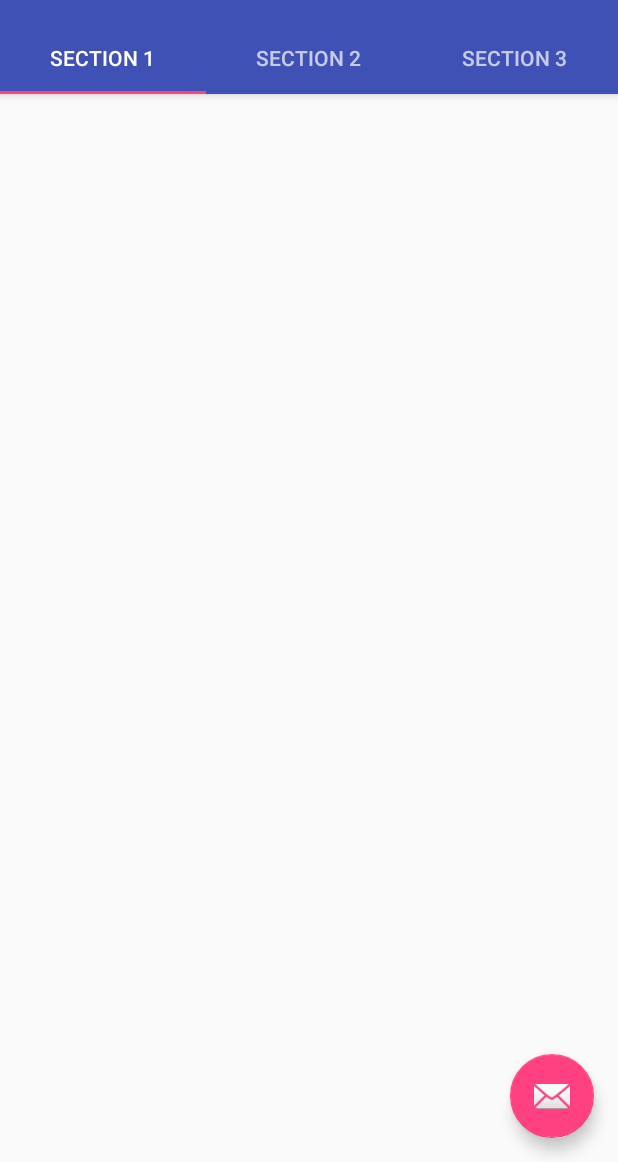
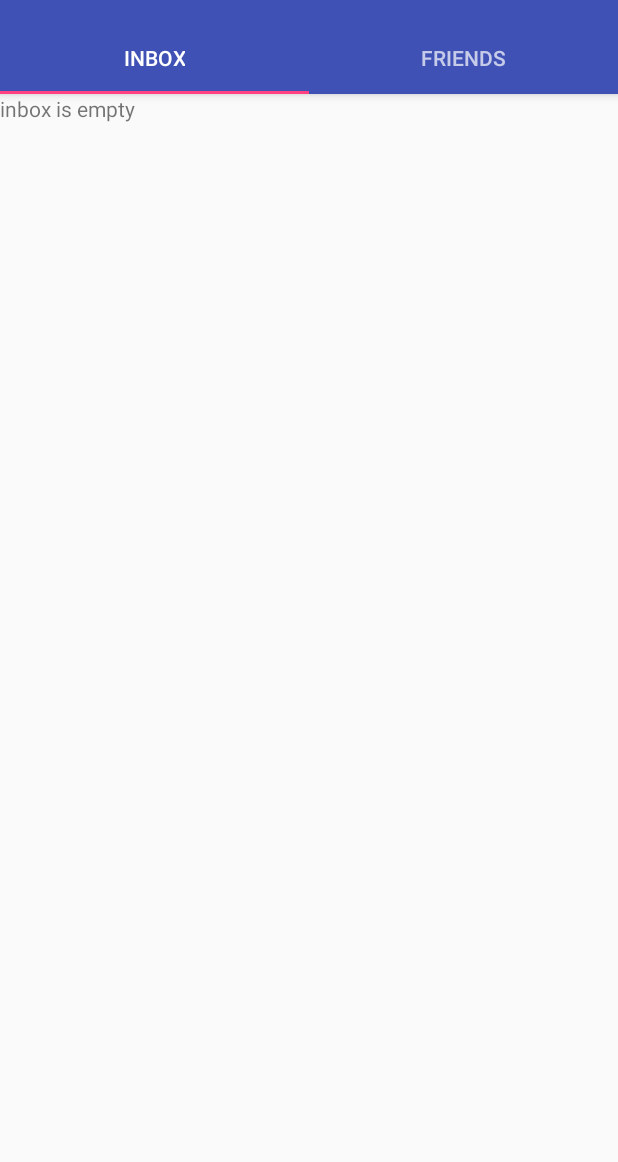
Before and after one commit to felixsu/ribbit-app, an Android app: the screen it shows after launch (MainActivity), on a phone screen of 412 x 824 dp, the part 74-1236 px from its top. Run offline under Robolectric (Android 15) with nearby library versions, the light colour scheme and no system bars; libraries missing offline, so code that uses them is left out: com.parse; 4 statements that could not run were skipped.

Commit message:
edit template fragment, add 2 fragment to be implemented inside main activity. clean up code

```diff
--- /dev/null
+++ b/app/src/main/java/felix/com/ribbit/FriendsFragment.java
@@ -0,0 +1,19 @@
+package felix.com.ribbit;
+
+import android.os.Bundle;
+import android.support.v4.app.ListFragment;
+import android.view.LayoutInflater;
+import android.view.View;
+import android.view.ViewGroup;
+
+/**
+ * Created by fsoewito on 11/20/2015.
+ */
+public class FriendsFragment extends ListFragment {
+    @Override
+    public View onCreateView(LayoutInflater inflater, ViewGroup container,
+                             Bundle savedInstanceState) {
+        View rootView = inflater.inflate(R.layout.friends_layout, container, false);
+        return rootView;
+    }
+}
--- /dev/null
+++ b/app/src/main/java/felix/com/ribbit/InboxFragment.java
@@ -0,0 +1,21 @@
+package felix.com.ribbit;
+
+import android.os.Bundle;
+import android.support.v4.app.ListFragment;
+import android.view.LayoutInflater;
+import android.view.View;
+import android.view.ViewGroup;
+import android.widget.TextView;
+
+/**
+ * Created by fsoewito on 11/20/2015.
+ */
+public class InboxFragment extends ListFragment {
+
+    @Override
+    public View onCreateView(LayoutInflater inflater, ViewGroup container,
+                             Bundle savedInstanceState) {
+        View rootView = inflater.inflate(R.layout.inbox_layout, container, false);
+        return rootView;
+    }
+}
--- a/app/src/main/java/felix/com/ribbit/MainActivity.java
+++ b/app/src/main/java/felix/com/ribbit/MainActivity.java
@@ -48,7 +48,7 @@ public class MainActivity extends AppCompatActivity {
         setSupportActionBar(toolbar);
         // Create the adapter that will return a fragment for each of the three
         // primary sections of the activity.
-        mSectionsPagerAdapter = new SectionsPagerAdapter(getSupportFragmentManager());
+        mSectionsPagerAdapter = new SectionsPagerAdapter(this, getSupportFragmentManager());
 
         // Set up the ViewPager with the sections adapter.
         mViewPager = (ViewPager) findViewById(R.id.container);
@@ -56,8 +56,6 @@ public class MainActivity extends AppCompatActivity {
 
         TabLayout tabLayout = (TabLayout) findViewById(R.id.tabs);
         tabLayout.setupWithViewPager(mViewPager);
-
-
     }
 
     private void navigateToLogin() {
@@ -70,19 +68,13 @@ public class MainActivity extends AppCompatActivity {
 
     @Override
     public boolean onCreateOptionsMenu(Menu menu) {
-        // Inflate the menu; this adds items to the action bar if it is present.
         getMenuInflater().inflate(R.menu.menu_main, menu);
         return true;
     }
 
     @Override
     public boolean onOptionsItemSelected(MenuItem item) {
-        // Handle action bar item clicks here. The action bar will
-        // automatically handle clicks on the Home/Up button, so long
-        // as you specify a parent activity in AndroidManifest.xml.
         int id = item.getItemId();
-
-        //noinspection SimplifiableIfStatement
         if (id == R.id.action_settings) {
             return true;
         }
@@ -91,81 +83,6 @@ public class MainActivity extends AppCompatActivity {
             navigateToLogin();
             return true;
         }
-
-
         return super.onOptionsItemSelected(item);
     }
-
-
-    /**
-     * A {@link FragmentPagerAdapter} that returns a fragment corresponding to
-     * one of the sections/tabs/pages.
-     */
-    public class SectionsPagerAdapter extends FragmentPagerAdapter {
-
-        public SectionsPagerAdapter(FragmentManager fm) {
-            super(fm);
-        }
-
-        @Override
-        public Fragment getItem(int position) {
-            // getItem is called to instantiate the fragment for the given page.
-            // Return a PlaceholderFragment (defined as a static inner class below).
-            return PlaceholderFragment.newInstance(position + 1);
-        }
-
-        @Override
-        public int getCount() {
-            // Show 3 total pages.
-            return 3;
-        }
-
-        @Override
-        public CharSequence getPageTitle(int position) {
-            switch (position) {
-                case 0:
-                    return "SECTION 1";
-                case 1:
-                    return "SECTION 2";
-                case 2:
-                    return "SECTION 3";
-            }
-            return null;
-        }
-    }
-
-    /**
-     * A placeholder fragment containing a simple view.
-     */
-    public static class PlaceholderFragment extends Fragment {
-        /**
-         * The fragment argument representing the section number for this
-         * fragment.
-         */
-        private static final String ARG_SECTION_NUMBER = "section_number";
-
-        /**
-         * Returns a new instance of this fragment for the given section
-         * number.
-         */
-        public static PlaceholderFragment newInstance(int sectionNumber) {
-            PlaceholderFragment fragment = new PlaceholderFragment();
-            Bundle args = new Bundle();
-            args.putInt(ARG_SECTION_NUMBER, sectionNumber);
-            fragment.setArguments(args);
-            return fragment;
-        }
-
-        public PlaceholderFragment() {
-        }
-
-        @Override
-        public View onCreateView(LayoutInflater inflater, ViewGroup container,
-                                 Bundle savedInstanceState) {
-            View rootView = inflater.inflate(R.layout.fragment_main, container, false);
-            TextView textView = (TextView) rootView.findViewById(R.id.section_label);
-            textView.setText(getString(R.string.section_format, getArguments().getInt(ARG_SECTION_NUMBER)));
-            return rootView;
-        }
-    }
 }
--- /dev/null
+++ b/app/src/main/java/felix/com/ribbit/SectionsPagerAdapter.java
@@ -0,0 +1,46 @@
+package felix.com.ribbit;
+
+import android.content.Context;
+import android.support.v4.app.Fragment;
+import android.support.v4.app.FragmentManager;
+import android.support.v4.app.FragmentPagerAdapter;
+
+/**
+ * Created by fsoewito on 11/20/2015.
+ */
+public class SectionsPagerAdapter extends FragmentPagerAdapter {
+
+    protected Context mContext;
+
+    public SectionsPagerAdapter(Context context, FragmentManager fm) {
+        super(fm);
+        mContext = context;
+    }
+
+    @Override
+    public Fragment getItem(int position) {
+        switch (position){
+            case 0 :
+                return new InboxFragment();
+            case 1 :
+                return new FriendsFragment();
+        }
+        return new InboxFragment();
+    }
+
+    @Override
+    public int getCount() {
+        return 2;
+    }
+
+    @Override
+    public CharSequence getPageTitle(int position) {
+        switch (position) {
+            case 0:
+                return mContext.getString(R.string.inboxTitle);
+            case 1:
+                return mContext.getString(R.string.friendsTitle);
+        }
+        return null;
+    }
+}
--- a/app/src/main/res/layout/activity_main.xml
+++ b/app/src/main/res/layout/activity_main.xml
@@ -39,12 +39,4 @@
         android:layout_height="match_parent"
         app:layout_behavior="@string/appbar_scrolling_view_behavior"/>
 
-    <android.support.design.widget.FloatingActionButton
-        android:id="@+id/fab"
-        android:layout_width="wrap_content"
-        android:layout_height="wrap_content"
-        android:layout_gravity="end|bottom"
-        android:layout_margin="@dimen/fab_margin"
-        android:src="@android:drawable/ic_dialog_email"/>
-
 </android.support.design.widget.CoordinatorLayout>
--- /dev/null
+++ b/app/src/main/res/layout/friends_layout.xml
@@ -0,0 +1,16 @@
+<?xml version="1.0" encoding="utf-8"?>
+<RelativeLayout xmlns:android="http://schemas.android.com/apk/res/android"
+                android:layout_width="match_parent"
+                android:layout_height="match_parent">
+
+    <ListView
+        android:id="@android:id/list"
+        android:layout_width="match_parent"
+        android:layout_height="match_parent">
+    </ListView>
+    <TextView
+        android:id="@android:id/empty"
+        android:layout_width="match_parent"
+        android:layout_height="wrap_content"
+        android:text="@string/emptyFriendsLabel"/>
+</RelativeLayout>
--- /dev/null
+++ b/app/src/main/res/layout/inbox_layout.xml
@@ -0,0 +1,16 @@
+<?xml version="1.0" encoding="utf-8"?>
+<RelativeLayout xmlns:android="http://schemas.android.com/apk/res/android"
+          android:layout_width="match_parent"
+          android:layout_height="match_parent">
+
+    <ListView
+        android:id="@android:id/list"
+        android:layout_width="match_parent"
+        android:layout_height="match_parent">
+    </ListView>
+    <TextView
+        android:id="@android:id/empty"
+        android:layout_width="match_parent"
+        android:layout_height="wrap_content"
+        android:text="@string/emptyInboxLabel"/>
+</RelativeLayout>
--- a/app/src/main/res/values/strings.xml
+++ b/app/src/main/res/values/strings.xml
@@ -17,4 +17,8 @@
     <string name="signUpErrorTitle">Oops</string>
     <string name="loginErrorTitle">Oops</string>
     <string name="action_logout">Logout</string>
+    <string name="inboxTitle">inbox</string>
+    <string name="friendsTitle">friends</string>
+    <string name="emptyInboxLabel">inbox is empty</string>
+    <string name="emptyFriendsLabel">add friends to begin</string>
 </resources>
```
